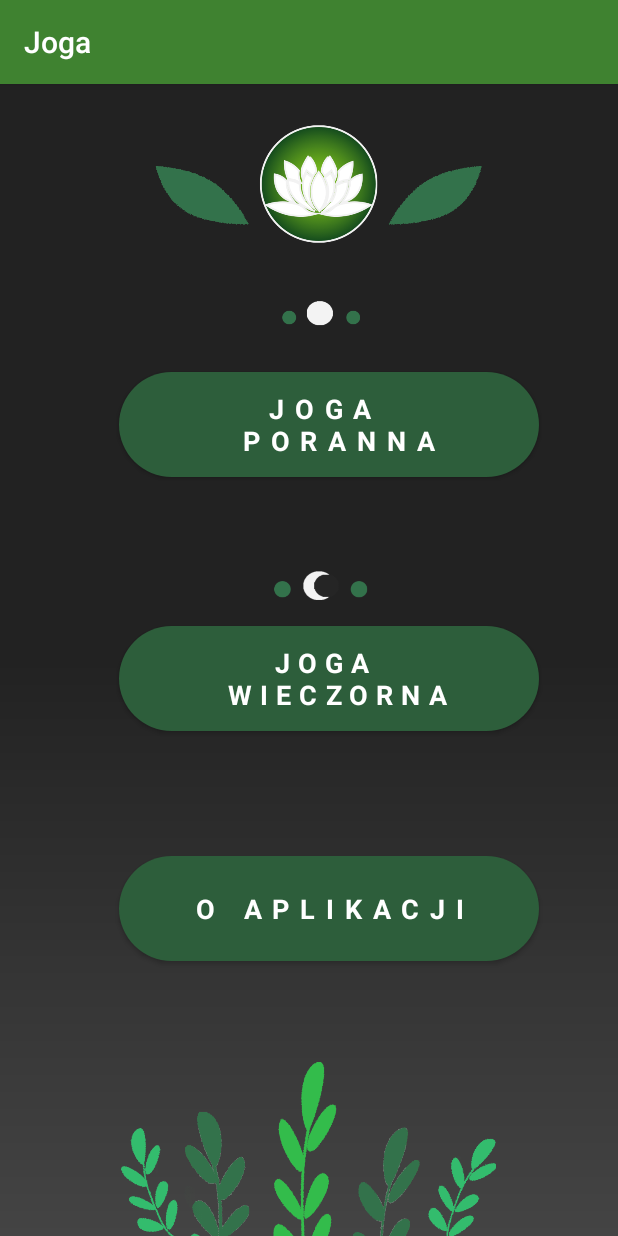
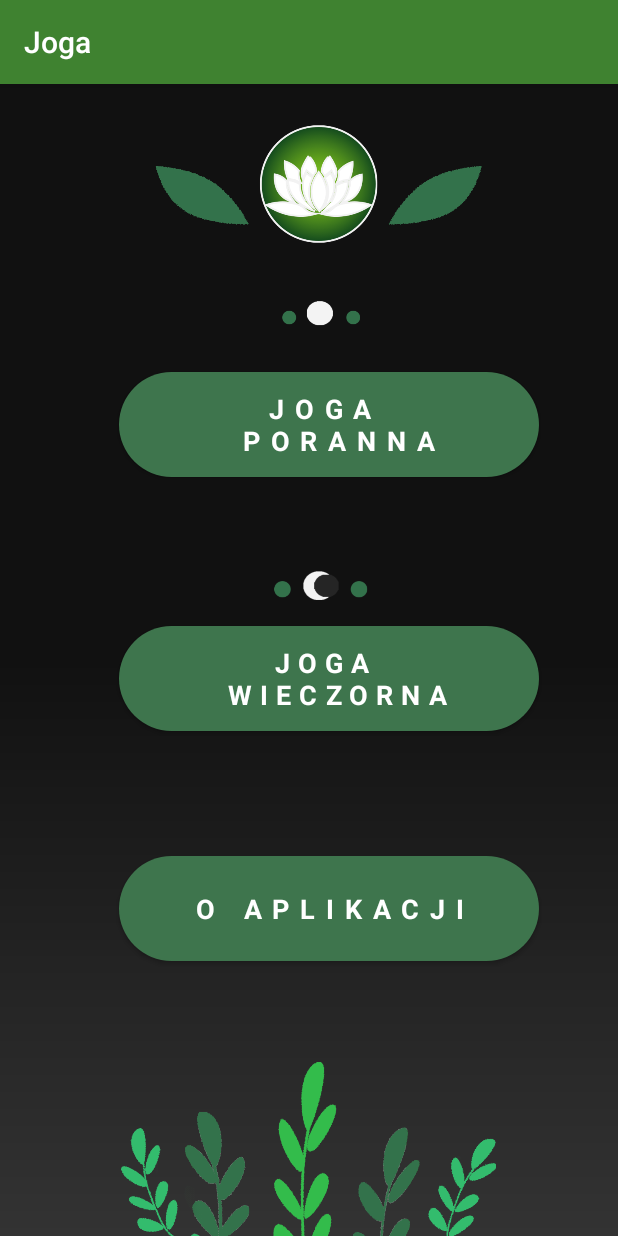
Before and after one commit to mibit-stack/joga-simple, an Android app: the screen it shows after launch (MainActivity), on a phone screen of 412 x 824 dp. Run offline under Robolectric (Android 15) with nearby library versions, the phone set to English and light mode, and no system bars; Roboto replaces fonts that are not available here.

Commit message:
Simple changes to colors and layout

```diff
--- a/app/src/main/java/com/zpi/jogasimple/ExcerciseActivity.kt
+++ b/app/src/main/java/com/zpi/jogasimple/ExcerciseActivity.kt
@@ -7,6 +7,7 @@ import android.media.ToneGenerator
 import android.os.Bundle
 import android.view.Menu
 import android.view.MenuItem
+import android.widget.Button
 import android.widget.ImageView
 import androidx.appcompat.app.AlertDialog
 import androidx.appcompat.app.AppCompatActivity
@@ -70,18 +71,20 @@ class ExcerciseActivity : AppCompatActivity() {
         // Changing layout color by set name
 
         val activityMain = findViewById(R.id.mainView) as ConstraintLayout
+        val buttonStart = findViewById(R.id.startButton) as Button
 
 
         setName.let {
             if(it.contains("Morning")) {
                 currentExcerciseSet = exerciseMorning
-                activityMain.setBackgroundColor(Color.parseColor("#fee276"));
+                activityMain.setBackgroundColor(Color.parseColor("#fffde8"));
             }
 
             else {
                 currentExcerciseSet = exerciseNight
                 activityMain.setBackgroundColor(Color.parseColor("#7799ff"));
 //                activityMain.setBackgroundResource(R.drawable.night_set_gradient)
+                buttonStart.setBackgroundColor(Color.parseColor("#3355bb"))
 
             }
 
--- a/app/src/main/res/drawable/main_bg_btn_selector.xml
+++ b/app/src/main/res/drawable/main_bg_btn_selector.xml
@@ -1,6 +1,6 @@
 <?xml version="1.0" encoding="UTF-8"?>
 <shape xmlns:android="http://schemas.android.com/apk/res/android">
-    <solid android:color="#2d5e3b"/>
+    <solid android:color="#3e754d"/>
 <!--    <stroke android:width="0dp" android:color="#ffffff" />-->
     <corners android:radius="40dp"/>
     <padding android:left="0dp" android:top="0dp" android:right="0dp" android:bottom="0dp" />
--- a/app/src/main/res/drawable/main_menu_gradient.xml
+++ b/app/src/main/res/drawable/main_menu_gradient.xml
@@ -2,9 +2,9 @@
 <shape xmlns:android="http://schemas.android.com/apk/res/android" android:shape="rectangle" >
     <gradient
         android:angle="90"
-        android:centerColor="#222"
-        android:endColor="#222"
-        android:startColor="#444"
+        android:centerColor="#111"
+        android:endColor="#111"
+        android:startColor="#333"
         android:type="linear" />
 
     <corners
```
